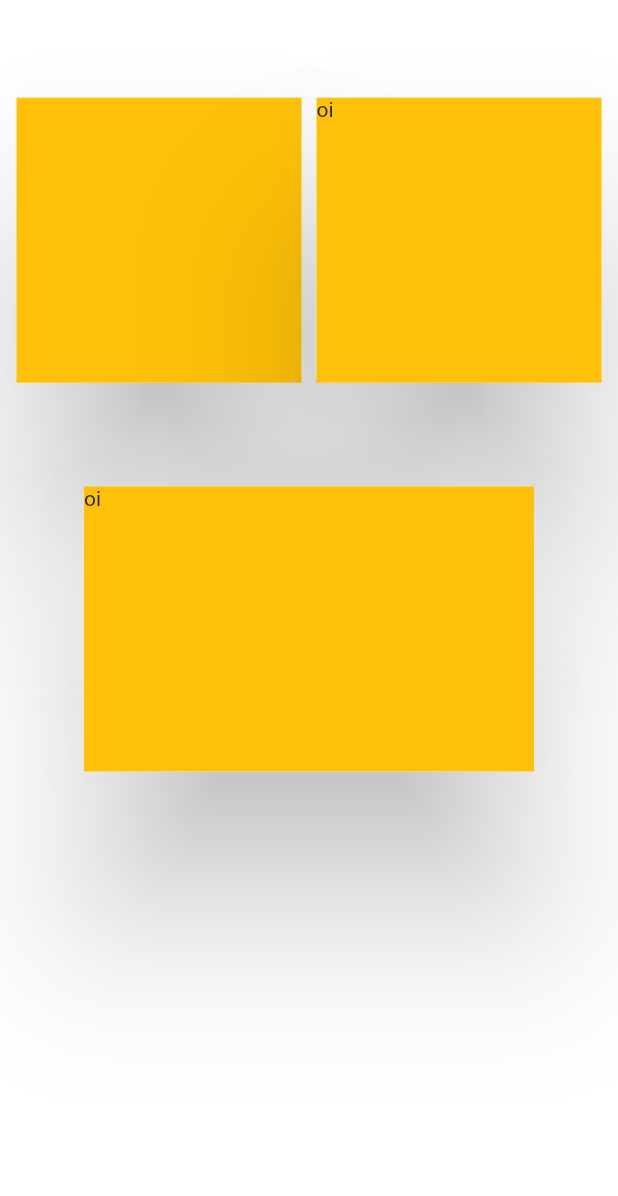
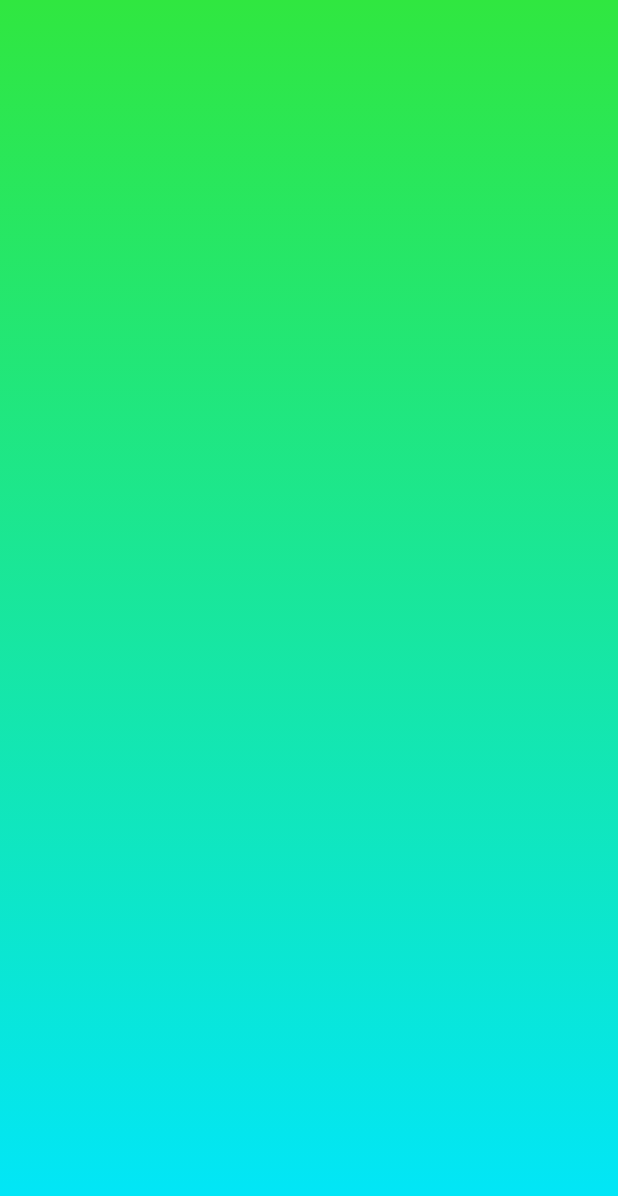
Before and after one commit to absjuniordev/calculadora_imc, a Flutter app: the DadosCadastrais screen opened by its route, on a phone screen of 412 x 824 dp. Shown: the top 1196 px of the screen. Run offline on Flutter 3.47's test engine with Material 2 defaults, Android fonts, the phone set to English and light mode, and no system bars; our stand-ins replace animated_text_kit, sqflite; accounts and stored records are empty.

Commit message:
Inicio da tela de cadastro

```diff
--- a/lib/main.dart
+++ b/lib/main.dart
@@ -20,7 +20,7 @@ class MyApp extends StatelessWidget {
         '/home_screen': (context) => const HomeScreen(),
         '/splash': (context) => const SplashPage(),
       },
-      initialRoute: '/dados_cadastrais',
+      initialRoute: '/splash',
     );
   }
 }
--- a/lib/pages/dados_cadastrai.dart
+++ b/lib/pages/dados_cadastrai.dart
@@ -1,4 +1,6 @@
 import 'package:flutter/material.dart';
+
+import '../shared/constants/custom_colors.dart';
 
 class DadosCadastrais extends StatelessWidget {
   const DadosCadastrais({super.key});
@@ -6,45 +8,18 @@ class DadosCadastrais extends StatelessWidget {
   @override
   Widget build(BuildContext context) {
     return Container(
-      color: Colors.white,
-      child: Column(
-        children: [
-          const Spacer(flex: 1),
-          Row(
-            mainAxisAlignment: MainAxisAlignment.center,
-            children: [
-              Card(
-                elevation: 50,
-                child: Container(
-                  height: 190,
-                  width: 190,
-                  color: Colors.amber,
-                ),
-              ),
-              SizedBox(width: 2),
-              Card(
-                elevation: 50,
-                child: Container(
-                  height: 190,
-                  width: 190,
-                  child: Text("oi"),
-                  color: Colors.amber,
-                ),
-              ),
-            ],
-          ),
-          const Spacer(flex: 1),
-          Card(
-            elevation: 50,
-            child: Container(
-              height: 190,
-              width: 300,
-              child: Text("oi"),
-              color: Colors.amber,
-            ),
-          ),
-          const Spacer(flex: 5),
-        ],
+      decoration: BoxDecoration(
+        gradient: LinearGradient(
+          begin: Alignment.topCenter,
+          end: Alignment.bottomCenter,
+          colors: [
+            CustomColors().getGradientMainColor(),
+            CustomColors().getGradientSecondaryColor(),
+          ],
+        ),
+      ),
+      child: const Scaffold(
+        backgroundColor: Colors.transparent,
       ),
     );
   }
```
